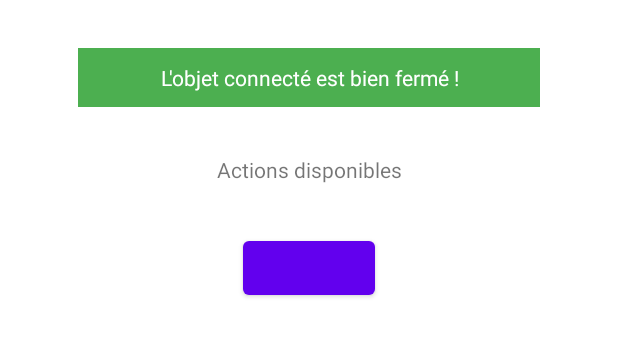
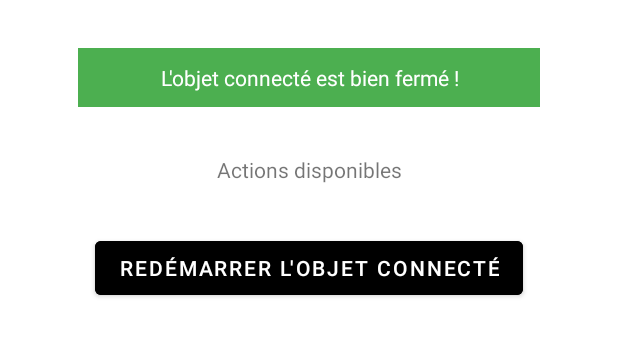
Before and after one commit to christopherboisvert/objet_connectes_2022, an Android app: the screen it shows after launch (MainActivity), on a phone screen of 412 x 824 dp, the part 130-487 px from its top. Run offline under Robolectric (Android 15) with nearby library versions, the phone set to English and light mode, and no system bars.

Commit message:
Ajout du bouton de redémarrage de l'objet connecté

```diff
--- a/app/src/main/res/layout/fragment_accueil.xml
+++ b/app/src/main/res/layout/fragment_accueil.xml
@@ -44,10 +44,12 @@
         app:layout_constraintTop_toBottomOf="@+id/alerte_ouverture_boitier" />
 
     <Button
-        android:id="@+id/button"
+        android:id="@+id/bouton_redemarrage"
         android:layout_width="wrap_content"
         android:layout_height="wrap_content"
         android:layout_marginTop="32dp"
+        android:backgroundTint="@color/couleur_fond_bouton"
+        android:text="@string/bouton_redemarrage"
         app:layout_constraintEnd_toEndOf="parent"
         app:layout_constraintStart_toStartOf="parent"
         app:layout_constraintTop_toBottomOf="@+id/titre_action" />
--- a/app/src/main/res/values/colors.xml
+++ b/app/src/main/res/values/colors.xml
@@ -2,4 +2,5 @@
 <resources>
     <color name="objet_connecte_ouvert">#EE4B2B</color>
     <color name="objet_connecte_ferme">#4CAF50</color>
+    <color name="couleur_fond_bouton">#000000</color>
 </resources>
--- a/app/src/main/res/values/strings.xml
+++ b/app/src/main/res/values/strings.xml
@@ -3,4 +3,5 @@
     <string name="objet_connecte_ouvert">L\'objet connecté a été ouvert !</string>
     <string name="objet_connecte_ferme">L\'objet connecté est bien fermé !</string>
     <string name="titre_action_objet_connecte">Actions disponibles</string>
+    <string name="bouton_redemarrage">Redémarrer l\'objet connecté</string>
 </resources>
```
